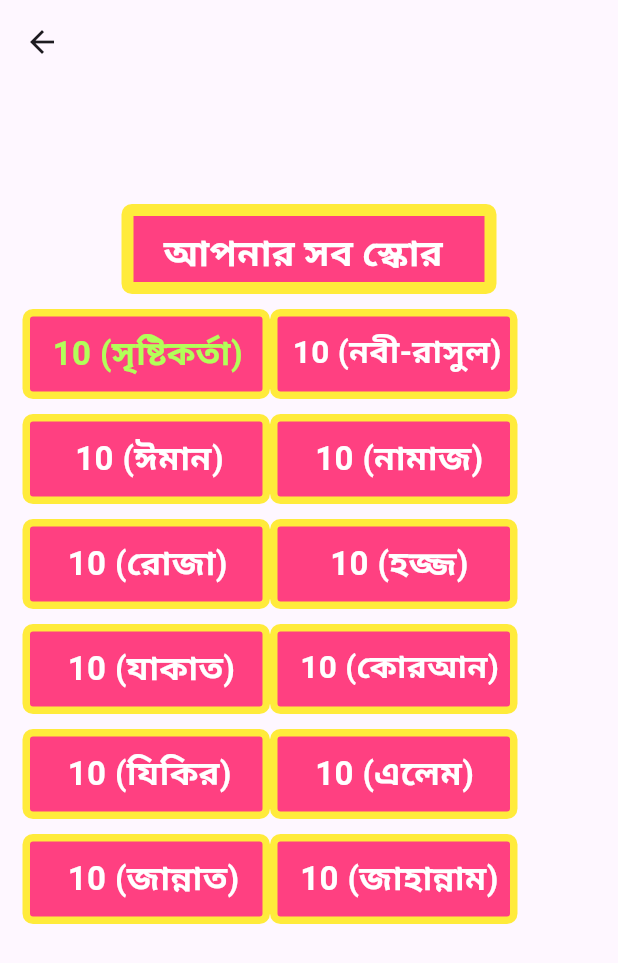
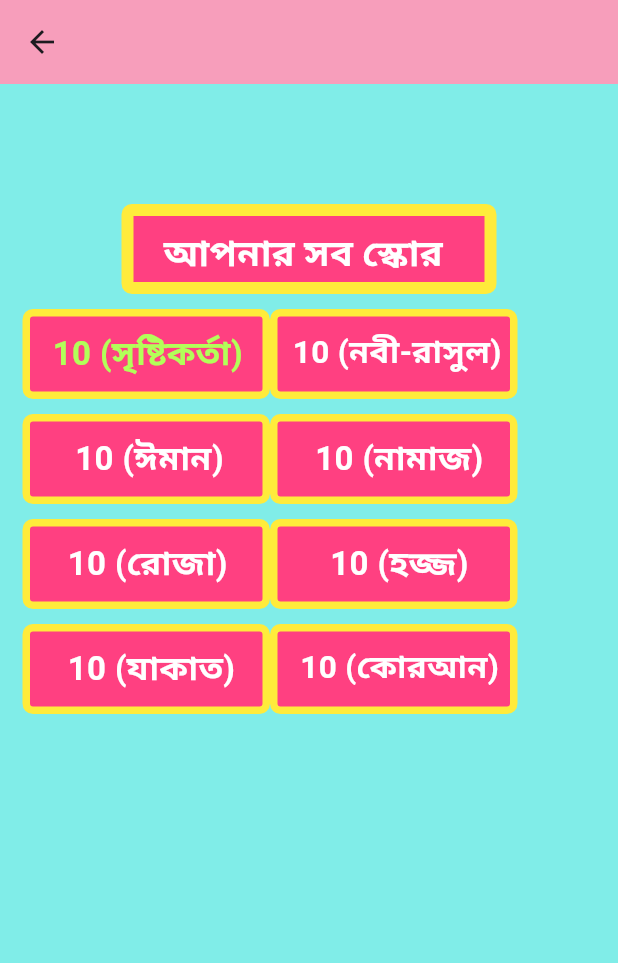
Before and after one commit to nooralom1/Quize_App, a Flutter app: the screen it shows after launch, after a tap on "সব স্কোর দেখুন।", on a phone screen of 412 x 824 dp. Shown: the top 963 px of the screen. Run offline on Flutter 3.47's test engine with Material 3 defaults, Android fonts, the phone set to English and light mode, and no system bars; network calls fail.

Commit message:
Edit Committed

```diff
--- a/lib/list/First_Page.dart
+++ b/lib/list/First_Page.dart
@@ -13,19 +13,17 @@ class _MainPageState extends State<MainPage> {
   @override
   Widget build(BuildContext context) {
     return Scaffold(
+      backgroundColor: const Color(0xff80ede8),
       body: Stack(
         clipBehavior: Clip.none,
         children: [
           SingleChildScrollView(
             child: Column(
               children: [
-                Padding(
-                  padding: const EdgeInsets.only(top: 50),
-                  child: Container(
-                    height: 100,
-                    width: 330,
+                Container(
+                  height: 150,
                   decoration: BoxDecoration(
-                      color: Colors.white,
+                    color: const Color(0xfff79ebb),
                     borderRadius: BorderRadius.circular(12),
                     boxShadow: const [
                       BoxShadow(
@@ -34,15 +32,16 @@ class _MainPageState extends State<MainPage> {
                       ),
                     ],
                   ),
-                    child:  Row(
+                  child:  Padding(
+                    padding: const EdgeInsets.only(top: 30,left: 15),
+                    child: Row(
                       children: [
                          const Padding(
                           padding: EdgeInsets.all(8.0),
                           child: CircleAvatar(
                             radius: 40,
                             backgroundColor: Colors.white,
-                            backgroundImage: NetworkImage(
-                                "https://w7.pngwing.com/pngs/912/931/png-transparent-graphic-design-mandala-islami-blue-rectangle-logo-thumbnail.png"),
+                           backgroundImage: AssetImage("images/11111-removebg-preview.png")
                           ),
                         ),
                         Column(
@@ -141,7 +140,7 @@ class _MainPageState extends State<MainPage> {
                           height: 135,
                           width: 150,
                           decoration: BoxDecoration(
-                            color: Colors.white,
+                            color: const Color(0xfff8ffad),
                             borderRadius: BorderRadius.circular(12),
                             boxShadow: const [
                               BoxShadow(
@@ -181,7 +180,7 @@ class _MainPageState extends State<MainPage> {
                           height: 135,
                           width: 150,
                           decoration: BoxDecoration(
-                            color: Colors.white,
+                            color: const Color(0xfff8ffad),
                             borderRadius: BorderRadius.circular(12),
                             boxShadow: const [
                               BoxShadow(
@@ -225,7 +224,7 @@ class _MainPageState extends State<MainPage> {
                           height: 135,
                           width: 150,
                           decoration: BoxDecoration(
-                            color: Colors.white,
+                            color: const Color(0xfff8ffad),
                             borderRadius: BorderRadius.circular(12),
                             boxShadow: const [
                               BoxShadow(
@@ -265,7 +264,7 @@ class _MainPageState extends State<MainPage> {
                           height: 135,
                           width: 150,
                           decoration: BoxDecoration(
-                            color: Colors.white,
+                            color: const Color(0xfff8ffad),
                             borderRadius: BorderRadius.circular(12),
                             boxShadow: const [
                               BoxShadow(
@@ -309,7 +308,7 @@ class _MainPageState extends State<MainPage> {
                           height: 135,
                           width: 150,
                           decoration: BoxDecoration(
-                            color: Colors.white,
+                            color: const Color(0xfff8ffad),
                             borderRadius: BorderRadius.circular(12),
                             boxShadow: const [
                               BoxShadow(
@@ -349,7 +348,7 @@ class _MainPageState extends State<MainPage> {
                           height: 135,
                           width: 150,
                           decoration: BoxDecoration(
-                            color: Colors.white,
+                            color: const Color(0xfff8ffad),
                             borderRadius: BorderRadius.circular(12),
                             boxShadow: const [
                               BoxShadow(
@@ -393,7 +392,7 @@ class _MainPageState extends State<MainPage> {
                           height: 135,
                           width: 150,
                           decoration: BoxDecoration(
-                            color: Colors.white,
+                            color: const Color(0xfff8ffad),
                             borderRadius: BorderRadius.circular(12),
                             boxShadow: const [
                               BoxShadow(
@@ -433,7 +432,7 @@ class _MainPageState extends State<MainPage> {
                           height: 135,
                           width: 150,
                           decoration: BoxDecoration(
-                            color: Colors.white,
+                            color: const Color(0xfff8ffad),
                             borderRadius: BorderRadius.circular(12),
                             boxShadow: const [
                               BoxShadow(
--- a/lib/list/Splus_Screen.dart
+++ b/lib/list/Splus_Screen.dart
@@ -1,7 +1,6 @@
 import 'package:flutter/material.dart';
 
 import 'First_Page.dart';
-
 
 class SplusScreen extends StatefulWidget {
   const SplusScreen({super.key});
@@ -11,11 +10,10 @@ class SplusScreen extends StatefulWidget {
 }
 
 class _SplusScreenState extends State<SplusScreen> {
-
   Future<void> goNextPage() async {
     await Future.delayed(const Duration(seconds: 5)).then((value) =>
-        Navigator.push(
-            context, MaterialPageRoute(builder: (context) => const MainPage())));
+        Navigator.push(context,
+            MaterialPageRoute(builder: (context) => const MainPage())));
   }
 
   @override
@@ -24,27 +22,61 @@ class _SplusScreenState extends State<SplusScreen> {
     super.initState();
   }
 
-
   @override
   Widget build(BuildContext context) {
     return Scaffold(
-      backgroundColor: Colors.black54,
-      appBar: AppBar(
-        title: const Text("^NS^NooR"),
-        centerTitle: true,
+        body: Stack(
+      children: [
+        Container(
+          height: 750,
+          color: const Color(0xff80ede8),
         ),
-      body: const Center(
-        child: Column(
+        Container(
+          height: 380,
+          decoration: const BoxDecoration(
+            color: Color(0xfff79ebb),
+            borderRadius: BorderRadius.only(
+                topLeft: Radius.circular(110),
+                bottomRight: Radius.circular(110)),
+          ),
+          child: const Column(
             mainAxisAlignment: MainAxisAlignment.center,
-          crossAxisAlignment: CrossAxisAlignment.center,
             children: [
-            CircularProgressIndicator(
-              strokeWidth: 5,
+              Center(
+                child: Text(
+                  "Welcome",
+                  style: TextStyle(
+                      color: Colors.white,
+                      fontWeight: FontWeight.w800,
+                      fontSize: 27),
                 ),
-            Text("Please Wait", style: TextStyle(color: Colors.blue,fontSize: 18),),
+              ),
+              Text(
+                "ISLAMIC FOUNDATION",
+                style: TextStyle(color: Colors.white, fontSize: 27),
+              ),
+              Text(
+                "QUIZE APP",
+                style: TextStyle(
+                    color: Colors.white,
+                    fontWeight: FontWeight.w800,
+                    fontSize: 27),
+              ),
             ],
-        )
           ),
-    );
+        ),
+        Positioned(
+          top: 290,
+            left: 70,
+            child: CircleAvatar(
+          backgroundColor: Colors.white,
+          radius: 100,
+              child: Padding(
+                padding: const EdgeInsets.all(8.0),
+                child: Image.asset("images/11111-removebg-preview.png"),
+              ),
+        ))
+      ],
+    ));
   }
 }
--- a/lib/list/all_score_page.dart
+++ b/lib/list/all_score_page.dart
@@ -11,7 +11,10 @@ class _AllScorePageState extends State<AllScorePage> {
   @override
   Widget build(BuildContext context) {
     return Scaffold(
-      appBar: AppBar(),
+      backgroundColor: const Color(0xff80ede8),
+      appBar: AppBar(
+        backgroundColor: const Color(0xfff79ebb),
+      ),
       body: Column(
         crossAxisAlignment: CrossAxisAlignment.center,
         children: [
@@ -220,98 +223,6 @@ class _AllScorePageState extends State<AllScorePage> {
               ),
             ],
           ),
-          Row(
-            children: [
-              Padding(
-                padding: const EdgeInsets.only(left: 15, top: 10),
-                child: Container(
-                  height: 60,
-                  width: 165,
-                  decoration: BoxDecoration(
-                      borderRadius: BorderRadius.circular(7),
-                      border: Border.all(width: 5, color: Colors.yellow),
-                      color: Colors.pinkAccent),
-                  child: const Padding(
-                    padding: EdgeInsets.only(left: 25,top: 8),
-                    child: Text(
-                      "10 (যিকির)",
-                      style: TextStyle(
-                          color: Colors.white,
-                          fontWeight: FontWeight.bold,
-                          fontSize: 22),
-                    ),
-                  ),
-                ),
-              ),
-              Padding(
-                padding: const EdgeInsets.only(top: 10),
-                child: Container(
-                  height: 60,
-                  width: 165,
-                  decoration: BoxDecoration(
-                      borderRadius: BorderRadius.circular(7),
-                      border: Border.all(width: 5, color: Colors.yellow),
-                      color: Colors.pinkAccent),
-                  child: const Padding(
-                    padding: EdgeInsets.only(left: 25,top: 8),
-                    child: Text(
-                      "10 (এলেম)",
-                      style: TextStyle(
-                          color: Colors.white,
-                          fontWeight: FontWeight.bold,
-                          fontSize: 22),
-                    ),
-                  ),
-                ),
-              ),
-            ],
-          ),
-          Row(
-            children: [
-              Padding(
-                padding: const EdgeInsets.only(left: 15, top: 10),
-                child: Container(
-                  height: 60,
-                  width: 165,
-                  decoration: BoxDecoration(
-                      borderRadius: BorderRadius.circular(7),
-                      border: Border.all(width: 5, color: Colors.yellow),
-                      color: Colors.pinkAccent),
-                  child: const Padding(
-                    padding: EdgeInsets.only(left: 25,top: 8),
-                    child: Text(
-                      "10 (জান্নাত)",
-                      style: TextStyle(
-                          color: Colors.white,
-                          fontWeight: FontWeight.bold,
-                          fontSize: 22),
-                    ),
-                  ),
-                ),
-              ),
-              Padding(
-                padding: const EdgeInsets.only(top: 10),
-                child: Container(
-                  height: 60,
-                  width: 165,
-                  decoration: BoxDecoration(
-                      borderRadius: BorderRadius.circular(7),
-                      border: Border.all(width: 5, color: Colors.yellow),
-                      color: Colors.pinkAccent),
-                  child: const Padding(
-                    padding: EdgeInsets.only(left: 15,top: 8),
-                    child: Text(
-                      "10 (জাহান্নাম)",
-                      style: TextStyle(
-                          color: Colors.white,
-                          fontWeight: FontWeight.bold,
-                          fontSize: 22),
-                    ),
-                  ),
-                ),
-              ),
-            ],
-          ),
         ],
       ),
     );
--- a/lib/list/final_score.dart
+++ b/lib/list/final_score.dart
@@ -28,7 +28,9 @@ class _FinalScorePageState extends State<FinalScorePage> {
   @override
   Widget build(BuildContext context) {
     return Scaffold(
+      backgroundColor: const Color(0xff80ede8),
       appBar: AppBar(
+        backgroundColor: const Color(0xfff79ebb),
         ),
       body: const Column(
         crossAxisAlignment: CrossAxisAlignment.center,
@@ -38,8 +40,7 @@ class _FinalScorePageState extends State<FinalScorePage> {
             child: CircleAvatar(
               radius: 80,
               backgroundColor: Colors.white,
-              backgroundImage: NetworkImage(
-                  "https://static.vecteezy.com/system/resources/previews/023/338/742/original/ai-generative-islamic-pattern-design-free-png.png"),
+              backgroundImage: AssetImage("images/11111-removebg-preview.png"),
             ),
           ),
           Padding(
--- a/lib/list/question01.dart
+++ b/lib/list/question01.dart
@@ -17,7 +17,9 @@ class _Question1PageState extends State<Question1Page> {
   @override
   Widget build(BuildContext context) {
     return Scaffold(
+      backgroundColor: const Color(0xff80ede8),
       appBar: AppBar(
+        backgroundColor: const Color(0xfff79ebb),
       ),
       body: Stack(
         clipBehavior: Clip.none,
@@ -32,7 +34,7 @@ class _Question1PageState extends State<Question1Page> {
                     height: 150,
                     width: 330,
                     decoration: BoxDecoration(
-                      color: Colors.white,
+                      color: const Color(0xfff8ffad),
                       borderRadius: BorderRadius.circular(22),
                       boxShadow: const [
                         BoxShadow(
@@ -73,7 +75,7 @@ class _Question1PageState extends State<Question1Page> {
                     height: 350,
                     width: 330,
                     decoration: BoxDecoration(
-                      color: Colors.white,
+                      color: const Color(0xfff8ffad),
                       borderRadius: BorderRadius.circular(22),
                       boxShadow: const [
                         BoxShadow(
--- a/lib/list/question03.dart
+++ b/lib/list/question03.dart
@@ -19,7 +19,9 @@ class _Question3PageState extends State<Question3Page> {
   @override
   Widget build(BuildContext context) {
     return Scaffold(
+      backgroundColor: const Color(0xff80ede8),
       appBar: AppBar(
+        backgroundColor: const Color(0xfff79ebb),
       ),
       body: Stack(
         clipBehavior: Clip.none,
@@ -34,7 +36,7 @@ class _Question3PageState extends State<Question3Page> {
                     height: 150,
                     width: 330,
                     decoration: BoxDecoration(
-                      color: Colors.white,
+                      color: const Color(0xfff8ffad),
                       borderRadius: BorderRadius.circular(22),
                       boxShadow: const [
                         BoxShadow(
@@ -75,7 +77,7 @@ class _Question3PageState extends State<Question3Page> {
                     height: 350,
                     width: 330,
                     decoration: BoxDecoration(
-                      color: Colors.white,
+                      color: const Color(0xfff8ffad),
                       borderRadius: BorderRadius.circular(22),
                       boxShadow: const [
                         BoxShadow(
--- a/lib/list/quewstion02.dart
+++ b/lib/list/quewstion02.dart
@@ -19,7 +19,9 @@ class _Question2PageState extends State<Question2Page> {
   @override
   Widget build(BuildContext context) {
     return Scaffold(
+      backgroundColor: const Color(0xff80ede8),
       appBar: AppBar(
+        backgroundColor: const Color(0xfff79ebb),
       ),
       body: Stack(
         clipBehavior: Clip.none,
@@ -34,7 +36,7 @@ class _Question2PageState extends State<Question2Page> {
                     height: 150,
                     width: 330,
                     decoration: BoxDecoration(
-                      color: Colors.white,
+                      color: const Color(0xfff8ffad),
                       borderRadius: BorderRadius.circular(22),
                       boxShadow: const [
                         BoxShadow(
@@ -75,7 +77,7 @@ class _Question2PageState extends State<Question2Page> {
                     height: 350,
                     width: 330,
                     decoration: BoxDecoration(
-                      color: Colors.white,
+                      color: const Color(0xfff8ffad),
                       borderRadius: BorderRadius.circular(22),
                       boxShadow: const [
                         BoxShadow(
--- a/pubspec.yaml
+++ b/pubspec.yaml
@@ -59,7 +59,8 @@ flutter:
   uses-material-design: true
 
   # To add assets to your application, add an assets section, like this:
-  #  assets:
+  assets:
+    - images/
   #   - images/a_dot_burr.jpeg
   #   - images/a_dot_ham.jpeg
 
```
Also changed, not shown: images/11111-removebg-preview.png (added). Lines whose indentation alone changed are shown as unchanged.
